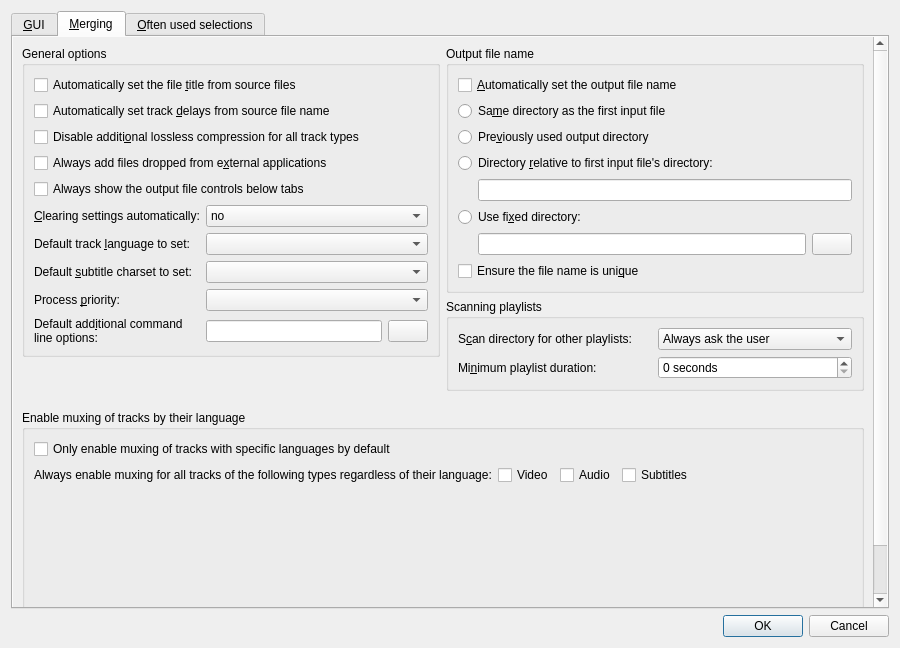
This is src/mkvtoolnix-gui/forms/main_window/preferences_dialog.ui in jpsdr/MKVToolnix-Windows-7 as Qt 5 draws it before an edit. The edited form follows.
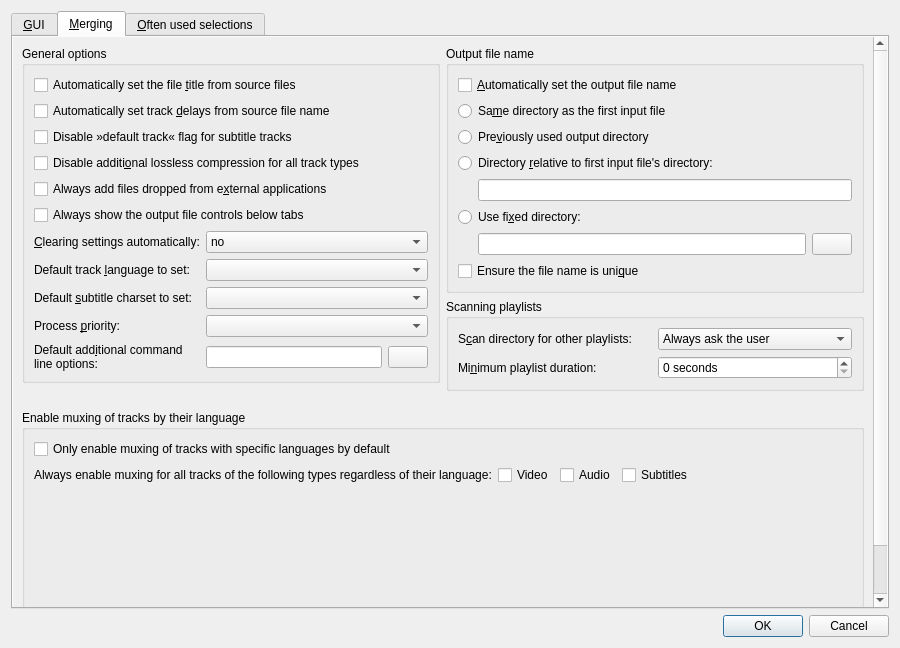
This is the edited form. The open tabs and pages were chosen to show the change. Icons and pictures are not drawn. Custom widgets are drawn as their Qt base class.

Commit message:
GUI: merge: option for setting default track to no when adding for subtitles
Implements #1339.

Patch:
```diff
--- a/src/mkvtoolnix-gui/forms/main_window/preferences_dialog.ui
+++ b/src/mkvtoolnix-gui/forms/main_window/preferences_dialog.ui
@@ -403,6 +403,13 @@
                       </property>
                      </widget>
                     </item>
+                    <item>
+                     <widget class="QCheckBox" name="cbMDisableDefaultTrackForSubtitles">
+                      <property name="text">
+                       <string>Disable »default track« flag for subtitle tracks</string>
+                      </property>
+                     </widget>
+                    </item>
                     <item>
                      <widget class="QCheckBox" name="cbMDisableCompressionForAllTrackTypes">
                       <property name="text">
```
The commit also changes 5 other files.
